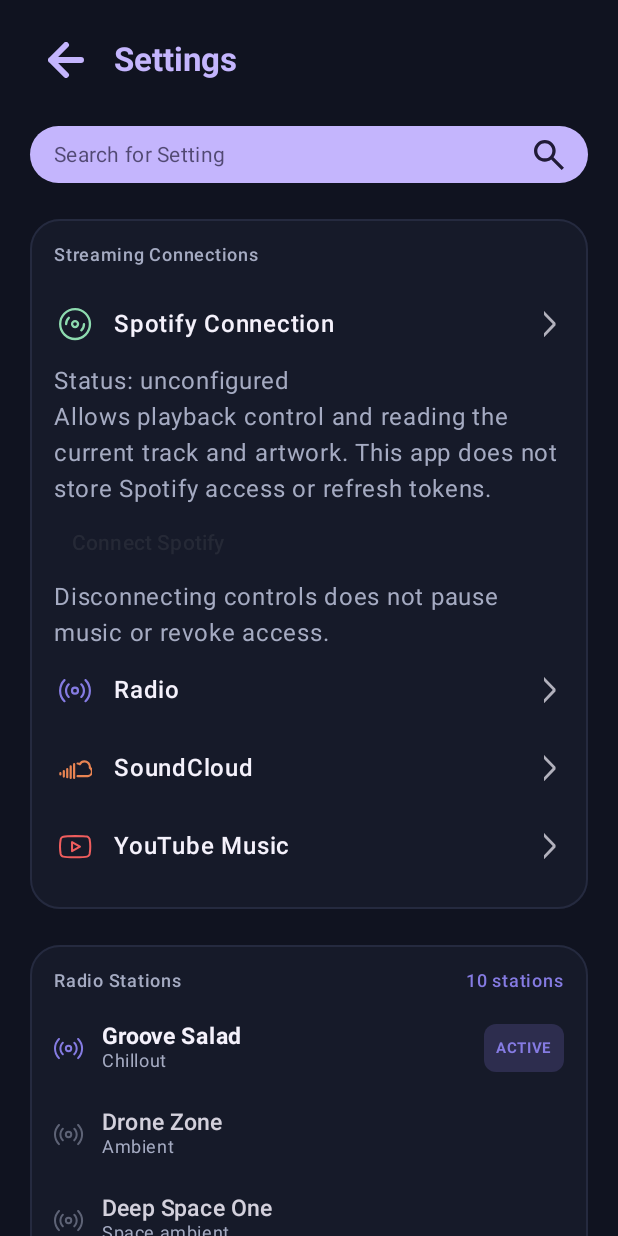
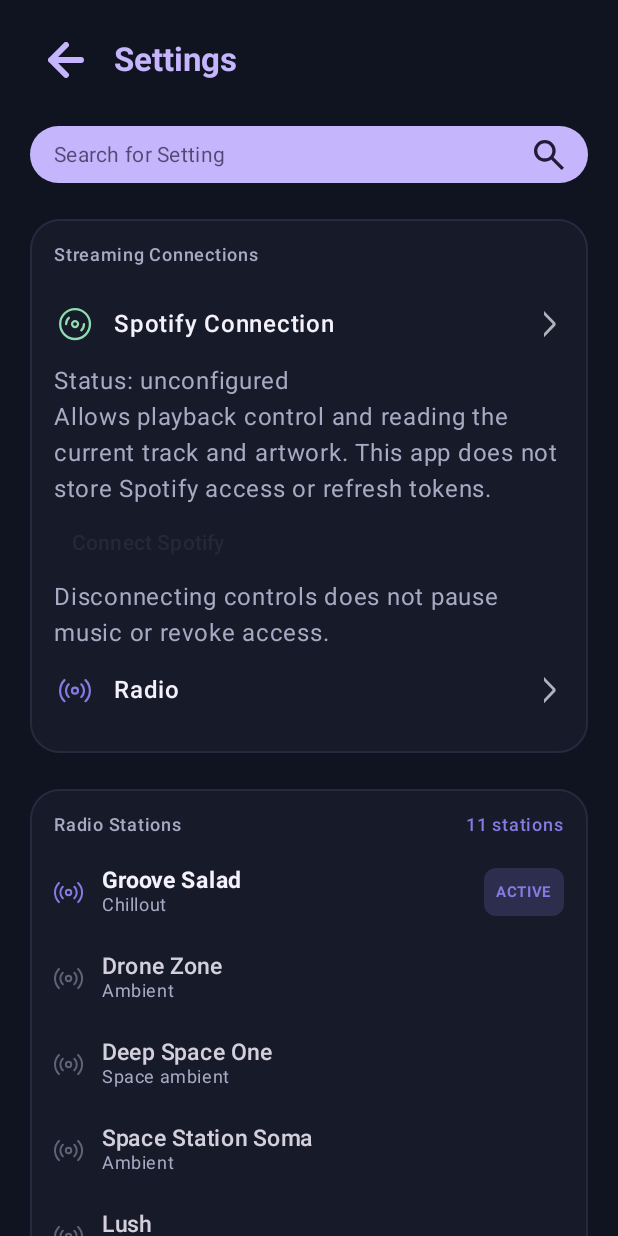
Before and after one commit to Eastkill/Dream-Sentinel, an Android app built with Jetpack Compose: the screen it shows after launch (MainActivity), after a tap on "Change", on a phone screen of 412 x 824 dp. Run offline under Robolectric (Android 15) with nearby library versions, the phone set to English and light mode, and no system bars; our stand-ins replace Dagger/Hilt's generated code; libraries missing offline, so code that uses them is left out: com.spotify.android, com.spotify.protocol; 4 statements that could not run were skipped.

Commit message:
Removed yt-music and soundloud previews

```diff
--- a/app/src/main/java/com/example/dream_sentinel/data/radio/CuratedStations.kt
+++ b/app/src/main/java/com/example/dream_sentinel/data/radio/CuratedStations.kt
@@ -70,5 +70,11 @@ object CuratedStations {
             streamUrl = "https://rs102-krk.rmfstream.pl/rmf_polski_rock",
             genre = "Polish rock",
         ),
+        RadioStation(
+            id = "radio-kampus",
+            name = "Radio Kampus",
+            streamUrl = "https://stream.radiokampus.fm/kampus",
+            genre = "Same sztosy",
+        ),
     )
 }
--- a/app/src/main/java/com/example/dream_sentinel/data/repository/SettingsRepository.kt
+++ b/app/src/main/java/com/example/dream_sentinel/data/repository/SettingsRepository.kt
@@ -3,9 +3,7 @@ package com.example.dream_sentinel.data.repository
 import androidx.compose.ui.graphics.Color
 import com.example.dream_sentinel.data.model.StreamingProvider
 import com.example.dream_sentinel.ui.theme.RadioColor
-import com.example.dream_sentinel.ui.theme.SoundcloudColor
 import com.example.dream_sentinel.ui.theme.SpotifyColor
-import com.example.dream_sentinel.ui.theme.YouTubeColor
 import kotlinx.coroutines.flow.Flow
 import kotlinx.coroutines.flow.MutableStateFlow
 import kotlinx.coroutines.flow.asStateFlow
@@ -18,9 +16,7 @@ class SettingsRepositoryImpl : SettingsRepository {
     private val providersFlow = MutableStateFlow(
         listOf(
             StreamingProvider(id = "spotify", name = "Spotify Connection", iconColor = SpotifyColor, isConnected = false),
-            StreamingProvider(id = "radio", name = "Radio", iconColor = RadioColor, isConnected = false),
-            StreamingProvider(id = "soundcloud", name = "SoundCloud", iconColor = SoundcloudColor, isConnected = false),
-            StreamingProvider(id = "youtube_music", name = "YouTube Music", iconColor = YouTubeColor, isConnected = true)
+            StreamingProvider(id = "radio", name = "Radio", iconColor = RadioColor, isConnected = false)
         )
     )
 
--- a/app/src/main/java/com/example/dream_sentinel/domain/music/MusicSource.kt
+++ b/app/src/main/java/com/example/dream_sentinel/domain/music/MusicSource.kt
@@ -10,9 +10,7 @@ package com.example.dream_sentinel.domain.music
  */
 enum class MusicSource {
     RADIO,
-    SPOTIFY,
-    SOUNDCLOUD,
-    YOUTUBEMUSIC;
+    SPOTIFY;
 
     companion object {
         fun fromStorage(raw: String?): MusicSource =
--- a/app/src/main/java/com/example/dream_sentinel/ui/components/AppIcons.kt
+++ b/app/src/main/java/com/example/dream_sentinel/ui/components/AppIcons.kt
@@ -11,9 +11,7 @@ import androidx.compose.ui.unit.Dp
 import androidx.compose.ui.unit.dp
 import com.example.dream_sentinel.R
 import com.example.dream_sentinel.ui.theme.RadioColor
-import com.example.dream_sentinel.ui.theme.SoundcloudColor
 import com.example.dream_sentinel.ui.theme.SpotifyColor
-import com.example.dream_sentinel.ui.theme.YouTubeColor
 
 @Composable
 fun BackArrowIcon(
@@ -67,8 +65,6 @@ fun ProviderIcon(
     when (id) {
         "spotify" -> SpotifyIcon(modifier = modifier, size = size, color = iconColor)
         "radio" -> RadioIcon(modifier = modifier, size = size, color = iconColor)
-        "soundcloud" -> SoundCloudIcon(modifier = modifier, size = size, color = iconColor)
-        "youtube_music" -> YouTubeMusicIcon(modifier = modifier, size = size, color = iconColor)
         else -> DefaultProviderIcon(modifier = modifier, size = size, color = iconColor)
     }
 }
@@ -90,28 +86,6 @@ fun RadioIcon(modifier: Modifier = Modifier, size: Dp = 22.dp, color: Color = Ra
     Icon(
         painter = painterResource(id = R.drawable.ic_radio),
         contentDescription = "Radio",
-        tint = color,
-        modifier = modifier.size(size)
-    )
-}
-
-@Preview(showBackground = true)
-@Composable
-fun SoundCloudIcon(modifier: Modifier = Modifier, size: Dp = 22.dp, color: Color = SoundcloudColor) {
-    Icon(
-        painter = painterResource(id = R.drawable.ic_soundcloud),
-        contentDescription = "SoundCloud",
-        tint = color,
-        modifier = modifier.size(size)
-    )
-}
-
-@Preview(showBackground = true)
-@Composable
-fun YouTubeMusicIcon(modifier: Modifier = Modifier, size: Dp = 22.dp, color: Color = YouTubeColor) {
-    Icon(
-        painter = painterResource(id = R.drawable.ic_youtube),
-        contentDescription = "YouTube Music",
         tint = color,
         modifier = modifier.size(size)
     )
--- a/app/src/main/java/com/example/dream_sentinel/ui/music/MusicScreen.kt
+++ b/app/src/main/java/com/example/dream_sentinel/ui/music/MusicScreen.kt
@@ -64,9 +64,7 @@ import com.example.dream_sentinel.ui.theme.MainColor
 import com.example.dream_sentinel.ui.theme.MainColorWhite
 import com.example.dream_sentinel.ui.theme.SideColorWhite
 import com.example.dream_sentinel.ui.theme.RadioColor
-import com.example.dream_sentinel.ui.theme.SoundcloudColor
 import com.example.dream_sentinel.ui.theme.SpotifyColor
-import com.example.dream_sentinel.ui.theme.YouTubeColor
 
 @OptIn(ExperimentalMaterial3Api::class)
 @Composable
@@ -124,16 +122,12 @@ fun MusicScreen(
                                 id = when (musicSource) {
                                     MusicSource.RADIO -> R.drawable.ic_radio
                                     MusicSource.SPOTIFY -> R.drawable.ic_spotify
-                                    MusicSource.SOUNDCLOUD -> R.drawable.ic_soundcloud
-                                    MusicSource.YOUTUBEMUSIC -> R.drawable.ic_youtube
                                 }
                             ),
                             contentDescription = null,
                             tint = when (musicSource) {
                                 MusicSource.RADIO -> RadioColor
                                 MusicSource.SPOTIFY -> SpotifyColor
-                                MusicSource.SOUNDCLOUD -> SoundcloudColor
-                                MusicSource.YOUTUBEMUSIC -> YouTubeColor
                             },
                             modifier = Modifier.size(18.dp)
                         )
@@ -142,8 +136,6 @@ fun MusicScreen(
                             text = when (musicSource) {
                                 MusicSource.RADIO -> "Radio"
                                 MusicSource.SPOTIFY -> "Spotify"
-                                MusicSource.SOUNDCLOUD -> "Soundcloud"
-                                MusicSource.YOUTUBEMUSIC -> "YouTube Music"
                             },
                             color = MainColorWhite,
                             fontSize = 14.sp,
@@ -285,7 +277,7 @@ fun MusicScreen(
                 } else if (musicSource == MusicSource.SPOTIFY) {
                     spotifyContent()
                 } else {
-                    SpotifyPreviewContent(musicSource)
+                    PreviewContent(musicSource)
                 }
             }
         }
@@ -563,7 +555,7 @@ private fun SourceChip(
 }
 
 @Composable
-private fun SpotifyPreviewContent(musicSource: MusicSource) {
+private fun PreviewContent(musicSource: MusicSource) {
     var isPlaying by rememberSaveable { mutableStateOf(false) }
 
     Row(
@@ -599,12 +591,7 @@ private fun SpotifyPreviewContent(musicSource: MusicSource) {
             )
 
             Text(
-                text = when(musicSource){
-                    MusicSource.SPOTIFY ->  "Spotify · Preview"
-                    MusicSource.SOUNDCLOUD ->  "Soundcloud · Preview"
-                    MusicSource.YOUTUBEMUSIC ->  "YouTube Music · Preview"
-                    else -> ""
-                },
+                text = "Preview",
                 color = SideColorWhite,
                 fontSize = 12.sp
             )
--- a/app/src/main/java/com/example/dream_sentinel/ui/settings/SettingsScreen.kt
+++ b/app/src/main/java/com/example/dream_sentinel/ui/settings/SettingsScreen.kt
@@ -51,9 +51,7 @@ import com.example.dream_sentinel.domain.spotify.SpotifyConnection
 import com.example.dream_sentinel.domain.music.MusicSource
 import com.example.dream_sentinel.data.radio.RadioStation
 import com.example.dream_sentinel.ui.theme.RadioColor
-import com.example.dream_sentinel.ui.theme.SoundcloudColor
 import com.example.dream_sentinel.ui.theme.SpotifyColor
-import com.example.dream_sentinel.ui.theme.YouTubeColor
 import com.example.dream_sentinel.ui.theme.MainColorWhite
 import com.example.dream_sentinel.ui.theme.RadioColor
 import com.example.dream_sentinel.ui.theme.SideColorWhite
@@ -259,6 +257,8 @@ fun SettingsScreen(
                 }
             }
         }
+
+        Spacer(modifier = Modifier.height(24.dp))
     }
 }
 
@@ -271,8 +271,6 @@ fun SettingsScreenPreview() {
                 streamingProviders = listOf(
                     StreamingProvider("spotify", "Spotify Connection", SpotifyColor),
                     StreamingProvider("radio", "Radio", RadioColor),
-                    StreamingProvider("soundcloud", "SoundCloud", SoundcloudColor),
-                    StreamingProvider("youtube_music", "YouTube Music", YouTubeColor)
                 ),
                 radioStations = listOf(
                     RadioStation("1", "Groove Salad", "https://ice1.somafm.com/groovesalad-128-mp3", "Chillout"),
--- a/app/src/main/java/com/example/dream_sentinel/ui/settings/SettingsViewModel.kt
+++ b/app/src/main/java/com/example/dream_sentinel/ui/settings/SettingsViewModel.kt
@@ -55,7 +55,6 @@ class SettingsViewModel @Inject constructor(
     fun onSearchQueryChanged(newQuery: String) {
         _uiState.update { it.copy(searchQuery = newQuery) }
     }
-
     fun connectSpotify() = spotifyController.connect()
     fun disconnectSpotify() = spotifyController.disconnect()
 
@@ -64,8 +63,6 @@ class SettingsViewModel @Inject constructor(
         return when (providerId) {
             "radio" -> MusicSource.RADIO
             "spotify" -> MusicSource.SPOTIFY
-            "soundcloud" -> MusicSource.SOUNDCLOUD
-            "youtube_music" -> MusicSource.YOUTUBEMUSIC
             else -> null
         }
     }
--- a/app/src/main/java/com/example/dream_sentinel/ui/theme/Color.kt
+++ b/app/src/main/java/com/example/dream_sentinel/ui/theme/Color.kt
@@ -12,5 +12,3 @@ val BlackColor = Color(0xFF211B37)
 //--------------
 val SpotifyColor = Color(0xFF8DDBAF)
 val RadioColor = Color(0xFF857BE2)
-val SoundcloudColor = Color(0xFFE98452)
-val YouTubeColor = Color(0xFFEF5D5D)
--- a/app/src/main/res/drawable/ic_soundcloud.xml
+++ /dev/null
@@ -1,12 +0,0 @@
-<vector xmlns:android="http://schemas.android.com/apk/res/android"
-    android:width="24dp"
-    android:height="16dp"
-    android:viewportWidth="24"
-    android:viewportHeight="16">
-    <path
-        android:pathData="M1,11V12M3.5,9.5V13.5M6,8V14M8.5,6V14.5M11,4.5V14.5M13.5,4C14.1,4 14.7,4.2 15.2,4.5C15.8,3.3 17,2.5 18.5,2.5C20.7,2.5 22.5,4.3 22.5,6.5C22.5,6.7 22.5,6.9 22.4,7.1C23.3,7.6 24,8.6 24,9.8C24,11.5 22.7,13 21,13.2L13.5,13.2"
-        android:strokeColor="#FFFFFF"
-        android:strokeWidth="1.6"
-        android:strokeLineCap="round"
-        android:strokeLineJoin="round" />
-</vector>
--- a/app/src/main/res/drawable/ic_youtube.xml
+++ /dev/null
@@ -1,12 +0,0 @@
-<vector xmlns:android="http://schemas.android.com/apk/res/android"
-    android:width="26dp"
-    android:height="19dp"
-    android:viewportWidth="26"
-    android:viewportHeight="19">
-    <path
-        android:pathData="M24.14,3.42C24.01,2.91 23.74,2.44 23.38,2.06C23.01,1.68 22.54,1.4 22.03,1.25C20.17,0.8 12.72,0.8 12.72,0.8C12.72,0.8 5.26,0.8 3.4,1.3C2.89,1.44 2.43,1.72 2.06,2.1C1.69,2.48 1.43,2.95 1.3,3.46C0.96,5.36 0.79,7.27 0.8,9.2C0.79,11.13 0.96,13.06 1.3,14.97C1.44,15.47 1.71,15.92 2.08,16.29C2.45,16.65 2.9,16.91 3.4,17.05C5.26,17.55 12.72,17.55 12.72,17.55C12.72,17.55 20.17,17.55 22.03,17.05C22.54,16.91 23.01,16.63 23.38,16.25C23.74,15.87 24.01,15.4 24.14,14.88C24.47,13.01 24.64,11.1 24.63,9.2C24.65,7.26 24.48,5.33 24.14,3.42ZM10.28,12.74L16.51,9.2L10.28,5.65V12.74Z"
-        android:strokeColor="#FFFFFF"
-        android:strokeWidth="1.6"
-        android:strokeLineCap="round"
-        android:strokeLineJoin="round" />
-</vector>
```
Also changed, not shown: 1 other file.
